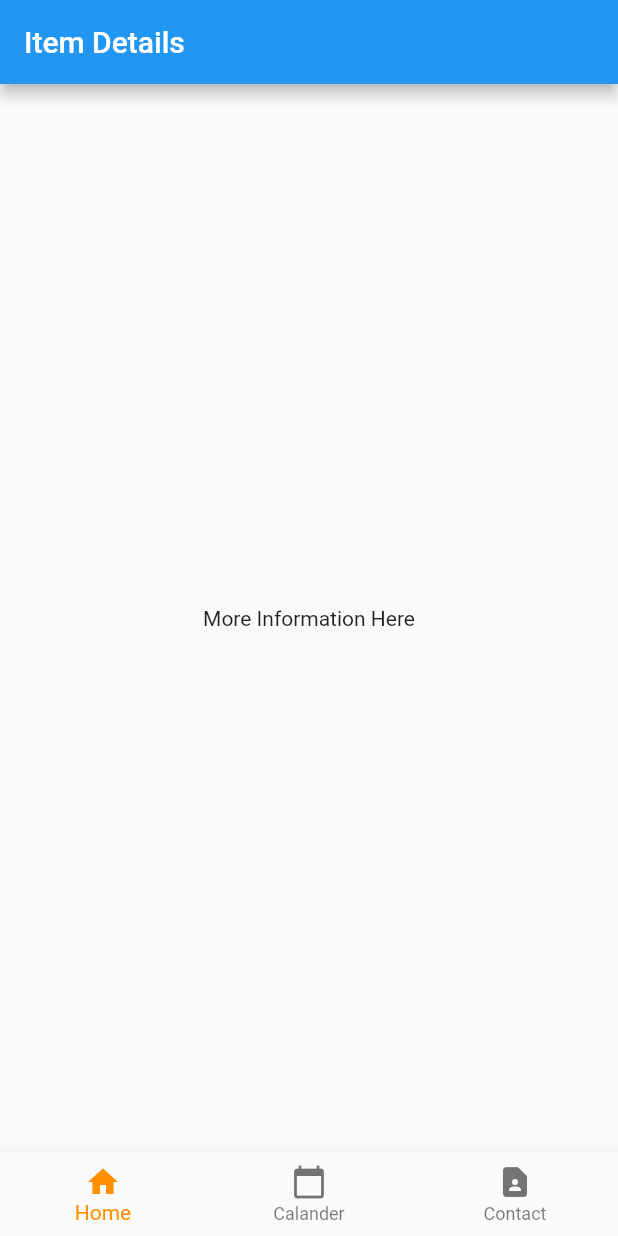
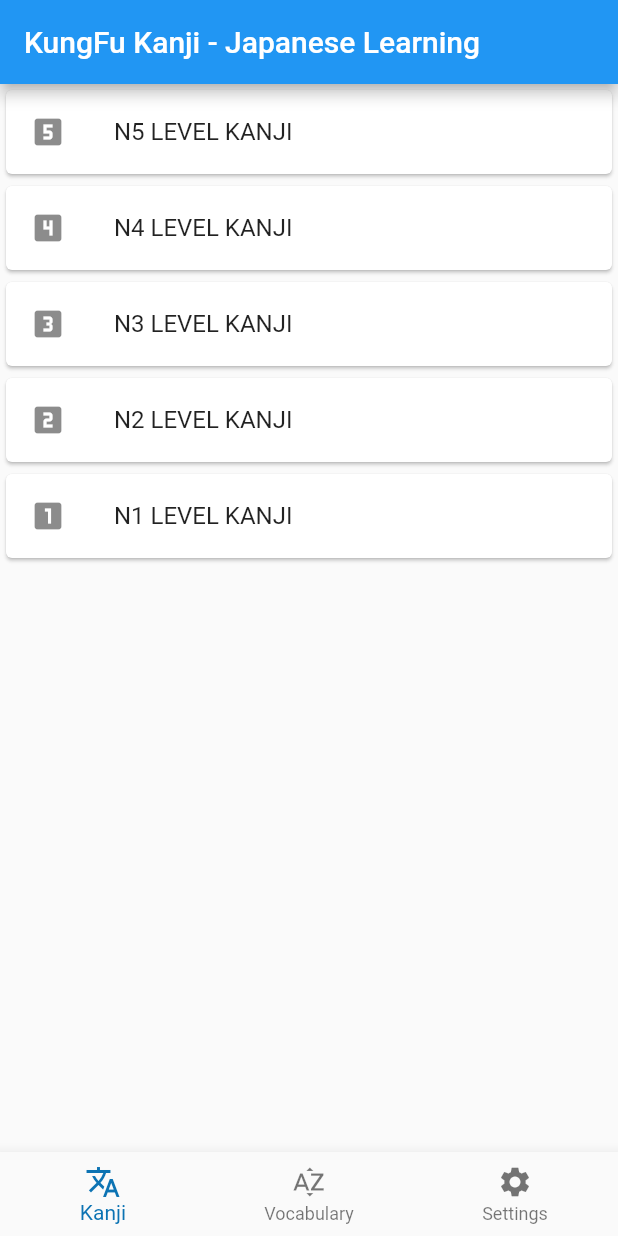
Before and after one commit to pratikmota/KungFuKanji, a Flutter app: the screen it shows after launch, on a phone screen of 412 x 824 dp. Run offline on Flutter 3.47's test engine with Material 2 defaults, Android fonts, the phone set to English and light mode, and no system bars; generated files the repository leaves out were written again.

Commit message:
kanji level screen

```diff
--- a/lib/src/app.dart
+++ b/lib/src/app.dart
@@ -7,6 +7,8 @@
 import 'settings/settings_controller.dart';
 import 'settings/settings_view.dart';
 import 'home_page/home.dart';
+import 'kanji/kanji_all_list.dart';
+import 'kanji/kanji_level.dart';
 
 /// The Widget that configures your application.
 class MyApp extends StatelessWidget {
@@ -72,6 +74,10 @@
                     return SettingsView(controller: settingsController);
                   case SampleItemDetailsView.routeName:
                     return const SampleItemDetailsView();
+                  case AllKanjiList.routeName:
+                    return const AllKanjiList();
+                  case KanjiLevel.routeName:
+                    return const KanjiLevel();
                   case SampleItemListView.routeName:
                   default:
                     return const HomePage();
--- a/lib/src/home_page/home.dart
+++ b/lib/src/home_page/home.dart
@@ -1,6 +1,7 @@
 import 'package:flutter/material.dart';
 import 'package:flutter_gen/gen_l10n/app_localizations.dart';
-import '../sample_feature/sample_item_details_view.dart';
+import '../kanji/kanji_level.dart';
+import '../vocabulary/vocabulary_level.dart';
 
 class HomePage extends StatefulWidget {
   const HomePage({Key? key}) : super(key: key);
@@ -15,7 +16,8 @@
   static const TextStyle optionStyle =
       TextStyle(fontSize: 30, fontWeight: FontWeight.bold);
   static const List<Widget> _widgetOptions = <Widget>[
-    SampleItemDetailsView(),
+    KanjiLevel(),
+    VocabularyLevel()
     //CalanderTab(),
     //MoreTab(),
   ];
@@ -40,20 +42,20 @@
       bottomNavigationBar: BottomNavigationBar(
         items: <BottomNavigationBarItem>[
           BottomNavigationBarItem(
-            icon: const Icon(Icons.home),
-            label: AppLocalizations.of(context)!.menuHome,
+            icon: const Icon(Icons.translate),
+            label: AppLocalizations.of(context)!.kanjiTab,
           ),
           BottomNavigationBarItem(
-            icon: const Icon(Icons.calendar_today),
-            label: AppLocalizations.of(context)!.menuCalander,
+            icon: const Icon(Icons.sort_by_alpha),
+            label: AppLocalizations.of(context)!.vocabTab,
           ),
           BottomNavigationBarItem(
-            icon: const Icon(Icons.contact_page),
-            label: AppLocalizations.of(context)!.menuContact,
+            icon: const Icon(Icons.settings),
+            label: AppLocalizations.of(context)!.settingTab,
           ),
         ],
         currentIndex: _selectedIndex,
-        selectedItemColor: Colors.amber[800],
+        selectedItemColor: const Color.fromARGB(255, 12, 115, 179),
         onTap: _onItemTapped,
       ),
     );
--- /dev/null
+++ b/lib/src/kanji/kanji_level.dart
@@ -0,0 +1,80 @@
+import 'package:flutter/material.dart';
+import 'package:flutter_gen/gen_l10n/app_localizations.dart';
+import 'kanji_all_list.dart';
+
+class KanjiLevel extends StatelessWidget {
+  const KanjiLevel({super.key});
+  static const routeName = '/kanji_level';
+  @override
+  Widget build(BuildContext context) {
+    return Scaffold(
+      appBar: AppBar(
+        title: Text(
+          AppLocalizations.of(context)!.appTitle,
+        ),
+      ),
+      body: Center(
+        child: ListView(
+          children: <Widget>[
+            Card(
+              child: ListTile(
+                leading: const Icon(Icons.looks_5),
+                title: Text(AppLocalizations.of(context)!.levelN5List +
+                    AppLocalizations.of(context)!.kanji),
+                onTap: () => {
+                  // Navigate to the details page. If the user leaves and returns to
+                  // the app after it has been killed while running in the
+                  // background, the navigation stack is restored.
+                  Navigator.restorablePushNamed(
+                    context,
+                    AllKanjiList.routeName,
+                  )
+                },
+              ),
+            ),
+            Card(
+              child: ListTile(
+                leading: const Icon(Icons.looks_4),
+                title: Text(AppLocalizations.of(context)!.levelN4List +
+                    AppLocalizations.of(context)!.kanji),
+                onTap: () => {
+                  //_launchURL('https://flutter.io'),
+                },
+              ),
+            ),
+            Card(
+              child: ListTile(
+                leading: const Icon(Icons.looks_3),
+                title: Text(AppLocalizations.of(context)!.levelN3List +
+                    AppLocalizations.of(context)!.kanji),
+                onTap: () => {
+                  //_launchURL('https://flutter.io'),
+                },
+              ),
+            ),
+            Card(
+              child: ListTile(
+                leading: const Icon(Icons.looks_two),
+                title: Text(AppLocalizations.of(context)!.levelN2List +
+                    AppLocalizations.of(context)!.kanji),
+                onTap: () => {
+                  //_launchURL('https://flutter.io'),
+                },
+              ),
+            ),
+            Card(
+              child: ListTile(
+                leading: const Icon(Icons.looks_one),
+                title: Text(AppLocalizations.of(context)!.levelN1List +
+                    AppLocalizations.of(context)!.kanji),
+                onTap: () => {
+                  //_launchURL('https://flutter.io'),
+                },
+              ),
+            ),
+          ],
+        ),
+      ),
+    );
+  }
+}
--- a/lib/src/localization/app_en.arb
+++ b/lib/src/localization/app_en.arb
@@ -1,19 +1,105 @@
 {
-  "appTitle": "kungfukanji",
+  "appTitle": "KungFu Kanji - Japanese Learning",
   "@appTitle": {
     "description": "The title of the application"
   },
-  "menuHome": "Home",
-  "@menuHome": {
+  "kanji": " KANJI",
+  "@kanji": {
     "description": "The title of the application"
   },
-  "menuCalander": "Calander",
-  "@menuCalander": {
+  "vocab": " VOCABULARY",
+  "@vocab": {
     "description": "The title of the application"
   },
-  "menuContact": "Contact",
-  "@menuContact": {
+  "kanjiTab": "Kanji",
+  "@kanjiTab": {
+    "description": "The title of the application"
+  },
+  "vocabTab": "Vocabulary",
+  "@vocabTab": {
+    "description": "The title of the application"
+  },
+  "settingTab": "Settings",
+  "@settingTab": {
+    "description": "The title of the application"
+  },
+
+  "levelN5List": "N5 LEVEL",
+  "@levelN5List": {
+    "description": "The title of the application"
+  },
+  "levelN4List": "N4 LEVEL",
+  "@levelN4List": {
+    "description": "The title of the application"
+  },
+  "levelN3List": "N3 LEVEL",
+  "@levelN3List": {
+    "description": "The title of the application"
+  },
+  "levelN2List": "N2 LEVEL",
+  "@levelN2List": {
+    "description": "The title of the application"
+  },
+  "levelN1List": "N1 LEVEL",
+  "@levelN1List": {
+    "description": "The title of the application"
+  },
+
+  "allN5LevelKanji": "ALL N5 LEVEL KANJI",
+  "@allN5LevelKanji": {
+    "description": "The title of the application"
+  },
+  "allN4LevelKanji": "ALL N4 LEVEL KANJI",
+  "@allN4LevelKanji": {
+    "description": "The title of the application"
+  },
+  "allN3LevelKanji": "ALL N3 LEVEL KANJI",
+  "@allN3LevelKanji": {
+    "description": "The title of the application"
+  },
+  "allN2LevelKanji": "ALL N2 LEVEL KANJI",
+  "@allN2LevelKanji": {
+    "description": "The title of the application"
+  },
+  "allN1LevelKanji": "ALL N1 LEVEL KANJI",
+  "@allN1LevelKanji": {
+    "description": "The title of the application"
+  },
+  "difficultKanji": "DIFFICULT KANJI SAVED LIST",
+  "@difficultKanji": {
+    "description": "The title of the application"
+  },
+  "veryDifficultKanji": "VERY DIFFICULT KANJI SAVED LIST",
+  "@veryDifficultKanji": {
+    "description": "The title of the application"
+  },
+
+  "allN5LevelVocab": "ALL N5 LEVEL VOCABULARY",
+  "@allN5LevelVocab": {
+    "description": "The title of the application"
+  },
+  "allN4LevelVocab": "ALL N4 LEVEL VOCABULARY",
+  "@allN4LevelVocab": {
+    "description": "The title of the application"
+  },
+  "allN3LevelVocab": "ALL N3 LEVEL VOCABULARY",
+  "@allN3LevelVocab": {
+    "description": "The title of the application"
+  },
+  "allN2LevelVocab": "ALL N2 LEVEL VOCABULARY",
+  "@allN2LevelVocab": {
+    "description": "The title of the application"
+  },
+  "allN1LevelVocab": "ALL N1 LEVEL VOCABULARY",
+  "@allN1LevelVocab": {
+    "description": "The title of the application"
+  },
+  "difficultVocab": "DIFFICULT VOCABULARY SAVED LIST",
+  "@difficultVocab": {
+    "description": "The title of the application"
+  },
+  "veryDifficultVocab": "VERY DIFFICULT VOCABULARY SAVED LIST",
+  "@veryDifficultVocab": {
     "description": "The title of the application"
   }
-
 }
```
Also changed, not shown: lib/src/kanji/kanji_all_list.dart (added, +51 -0 lines), lib/src/vocabulary/vocabulary_level.dart (added, +74 -0 lines).
